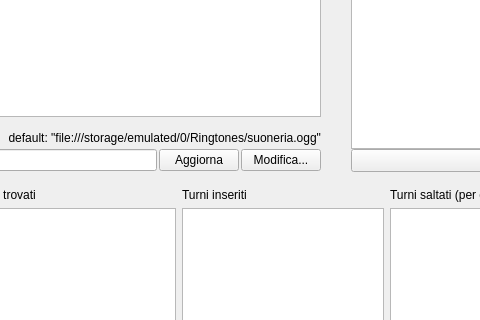
This is AO_files/AO.ui in Grawa/WorkShiftsIntegrator as Qt 5 draws it before an edit; both pictures show x 246 to 726 and y 198 to 518 of the 1078 by 756 pixel window. The edited form follows.
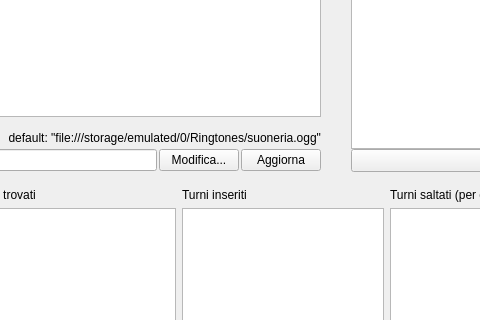
This is the edited form.

Commit message: ottimizzato metodo inserisci turni su database e modif. reminder di google drive

```diff
--- a/AO_files/AO.ui
+++ b/AO_files/AO.ui
@@ -432,19 +432,6 @@
          </property>
         </widget>
        </item>
-       <item>
-        <widget class="QPushButton" name="pushButton_11">
-         <property name="sizePolicy">
-          <sizepolicy hsizetype="Maximum" vsizetype="Fixed">
-           <horstretch>0</horstretch>
-           <verstretch>0</verstretch>
-          </sizepolicy>
-         </property>
-         <property name="text">
-          <string>Aggiorna</string>
-         </property>
-        </widget>
-       </item>
        <item>
         <widget class="QPushButton" name="pushButton_10">
          <property name="sizePolicy">
@@ -458,6 +445,19 @@
          </property>
         </widget>
        </item>
+       <item>
+        <widget class="QPushButton" name="pushButton_11">
+         <property name="sizePolicy">
+          <sizepolicy hsizetype="Maximum" vsizetype="Fixed">
+           <horstretch>0</horstretch>
+           <verstretch>0</verstretch>
+          </sizepolicy>
+         </property>
+         <property name="text">
+          <string>Aggiorna</string>
+         </property>
+        </widget>
+       </item>
       </layout>
      </item>
     </layout>
```
The commit also changes 1 other file.
